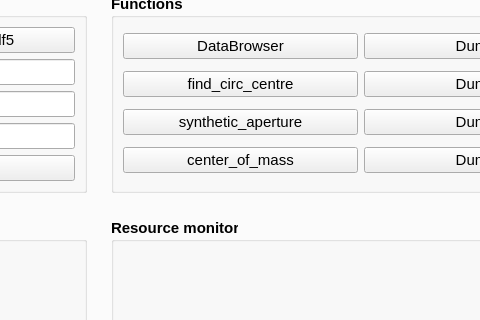
This is resources/homescreen.ui in CS26-FPD-Explorer/FPD-Explorer as Qt 5 draws it before an edit; both pictures show x 451 to 931 and y 95 to 415 of the 1100 by 721 pixel window. The edited form follows.
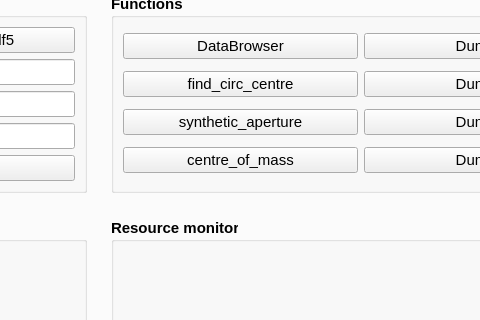
This is the edited form. Custom widgets are drawn as their Qt base class.

Commit message: Added, linked and updated centre_of_mass to make it work in home.py

```diff
--- a/resources/homescreen.ui
+++ b/resources/homescreen.ui
@@ -361,7 +361,7 @@
               </font>
              </property>
              <property name="text">
-              <string>center_of_mass</string>
+              <string>centre_of_mass</string>
              </property>
              <property name="checkable">
               <bool>false</bool>
```
Left out of the diff: 31 changed lines with no effect on the pictures. The commit also changes 2 other files.
